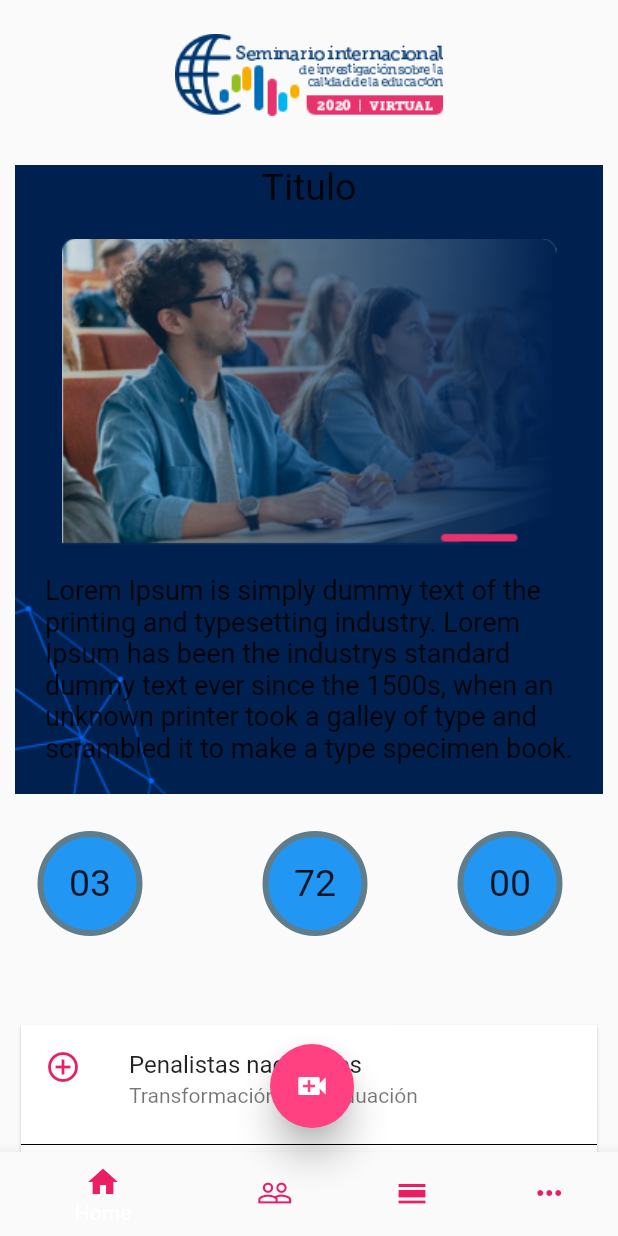
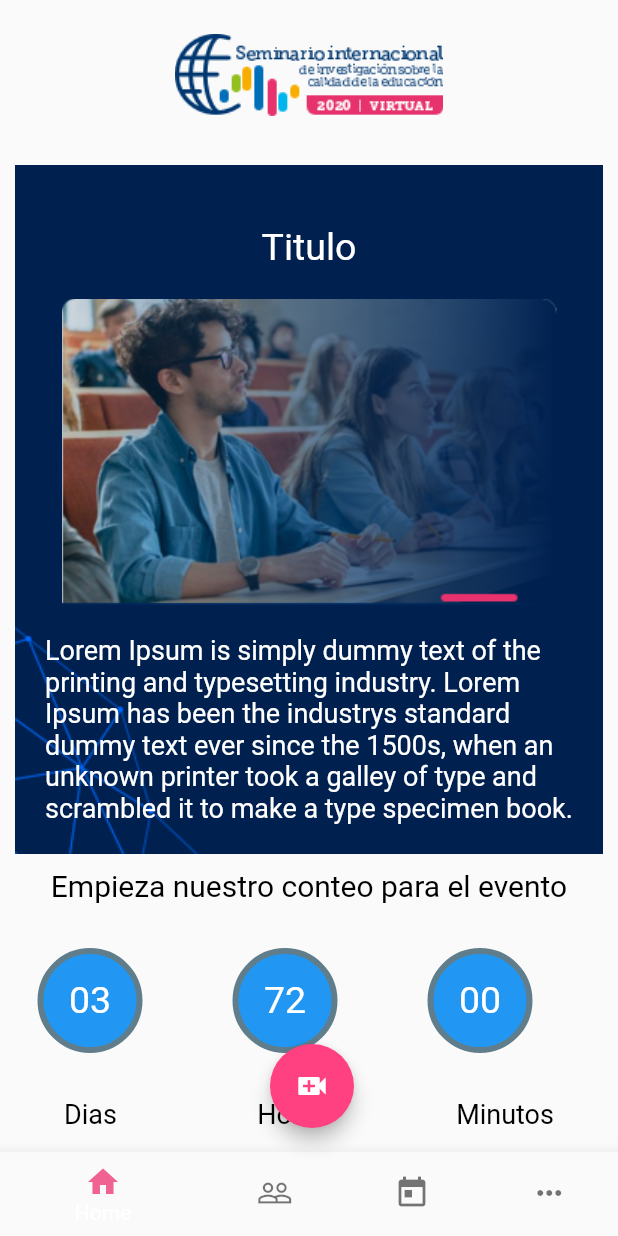
Before and after one commit to sdtorresl/icfesapp, a Flutter app: the HomePage screen opened directly, on a phone screen of 412 x 824 dp. Run offline on Flutter 3.47's test engine with Material 2 defaults, Android fonts, the phone set to English and light mode, and no system bars.

Commit message:
remove top and change

```diff
--- a/lib/page/home_page.dart
+++ b/lib/page/home_page.dart
@@ -1,7 +1,10 @@
 import 'package:flutter/material.dart';
 
-final textstyle = new TextStyle(fontSize: 25);
-final textstyle2 = new TextStyle(fontSize: 18);
+final textstyle = new TextStyle(fontSize: 25, color: Colors.white);
+final textstyle2 = new TextStyle(fontSize: 18, color: Colors.white);
+final textstyle3 = new TextStyle(fontSize: 18, color: Colors.black);
+final textstyle4 = new TextStyle(fontSize: 20, color: Colors.black);
+final textstyle5 = new TextStyle(fontSize: 16, color: Colors.black45);
 
 class HomePage extends StatelessWidget {
   const HomePage({Key key}) : super(key: key);
@@ -13,34 +16,45 @@ class HomePage extends StatelessWidget {
         body: ListView(
           padding: EdgeInsets.all(10.0),
           children: <Widget>[
-            _view(),
+            _mainstart(),
+            _title(),
+            SizedBox(height: 30.0),
             _watch(),
-            SizedBox(height: 50.0),
+            _dateWatch(),
+            SizedBox(height: 30.0),
             _national(context),
             SizedBox(height: 1.0),
           ],
         ),
         bottomNavigationBar: BottomNavigationBar(
-          currentIndex: 0,
           items: [
             BottomNavigationBarItem(
-              icon: new Icon(Icons.home, color: Colors.pink),
-              title: new Text('Home'),
+              icon: Icon(Icons.home, color: Colors.pink[300]),
+              title: Text(
+                'Home',
+                style: textstyle3,
+              ),
             ),
             BottomNavigationBarItem(
-              icon: new Icon(Icons.people_outline, color: Colors.pink),
-              title: new Text('Salas'),
+              icon: Icon(Icons.people_outline, color: Colors.black54),
+              title: Text(
+                'Salas',
+                style: textstyle3,
+              ),
             ),
             BottomNavigationBarItem(
-              icon: new Icon(
-                Icons.calendar_view_day,
-                color: Colors.pink,
+              icon: Icon(Icons.today, color: Colors.black54),
+              title: Text(
+                'Secciones',
+                style: textstyle3,
               ),
-              title: new Text('Seciones'),
             ),
             BottomNavigationBarItem(
-              icon: new Icon(Icons.more_horiz, color: Colors.pink),
-              title: new Text('Mas'),
+              icon: Icon(Icons.more_horiz, color: Colors.black54),
+              title: Text(
+                'Mas',
+                style: textstyle3,
+              ),
             ),
           ],
         ),
@@ -80,7 +94,7 @@ Widget _createButtons() {
       ),
       FloatingActionButton(
           backgroundColor: (Colors.pinkAccent),
-          elevation: 10.0,
+          elevation: 5.0,
           child: Icon(
             Icons.video_call,
             color: Colors.white,
@@ -88,16 +102,17 @@ Widget _createButtons() {
           onPressed: () {}),
       Expanded(
           child: SizedBox(
-        width: 20.0,
+        width: 40.0,
       )),
     ],
   );
 }
 
-Widget _view() {
+Widget _mainstart() {
   final card = Container(
     child: Column(
       children: <Widget>[
+        Container(padding: EdgeInsets.all(20)),
         Center(child: Text('Titulo', style: textstyle)),
         Container(
           padding: EdgeInsets.all(10),
@@ -125,29 +140,30 @@ Widget _view() {
   );
 }
 
-Widget _watch() {
-  Container(
+Widget _title() {
+  return Container(
       child: Column(
     children: <Widget>[
-      Text('Empieza nuestro conteo para el evento'),
-      Container(
-          padding: EdgeInsets.all(0),
-          child: Text(
-            'uuu',
-          ))
+      Container(padding: EdgeInsets.all(5)),
+      Text(
+        'Empieza nuestro conteo para el evento',
+        style: textstyle4,
+      ),
     ],
   ));
+}
+
+Widget _watch() {
   return Container(
       child: Row(
     children: <Widget>[
       Positioned(
         child: Container(
           height: 100.0,
-          width: 150.0,
+          width: 130.0,
           child: Stack(
             children: <Widget>[
               Positioned(
-                top: 25.0,
                 child: Container(
                   height: 70.0,
                   width: 100.0,
@@ -178,7 +194,6 @@ Widget _watch() {
           child: Stack(
             children: <Widget>[
               Positioned(
-                top: 25.0,
                 child: Container(
                   height: 70.0,
                   width: 100.0,
@@ -205,11 +220,10 @@ Widget _watch() {
       Positioned(
         child: Container(
           height: 100.0,
-          width: 100.0,
+          width: 130.0,
           child: Stack(
             children: <Widget>[
               Positioned(
-                top: 25.0,
                 child: Container(
                   height: 70.0,
                   width: 100.0,
@@ -238,6 +252,18 @@ Widget _watch() {
   ));
 }
 
+Widget _dateWatch() {
+  return Container(
+      child: Column(
+    children: <Widget>[
+      Text(
+        'Dias                     Horas                   Minutos',
+        style: textstyle3,
+      ),
+    ],
+  ));
+}
+
 Widget _national(BuildContext context) {
   return Card(
     elevation: 1.0,
@@ -246,18 +272,28 @@ Widget _national(BuildContext context) {
       children: <Widget>[
         ListTile(
           leading: Icon(Icons.add_circle_outline, color: Colors.pink),
-          title: Text('Penalistas nacionales '),
-          subtitle: Text('Transformación de la eduación'),
+          title: Text(
+            'Penalistas nacionales ',
+            style: textstyle3,
+          ),
+          subtitle: Text(
+            'Transformación de la eduación',
+            style: textstyle5,
+          ),
           onLongPress: () {},
         ),
         Divider(color: Colors.black),
         ListTile(
-          leading: Icon(Icons.expand_less, color: Colors.pink),
-          title: Text('Penalistas nacionales '),
-          subtitle: Text('Transformación de la eduación'),
+          leading: Icon(Icons.remove_circle_outline, color: Colors.pink),
+          title: Text('Penalistas nacionales ', style: textstyle3),
+          subtitle: Text(
+            'Transformación de la eduación',
+            style: textstyle5,
+          ),
           onLongPress: () {
-            Navigator.push(
-                context, MaterialPageRoute(builder: (context) => Card()));
+            Container(
+              child: Image.asset('assets/img/Group 101.png'),
+            );
           },
         )
       ],
```
